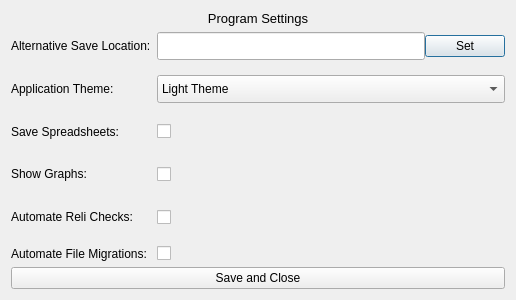
Old version of the form settingsdialog.ui in the repository miyamot0/DataTracker3.
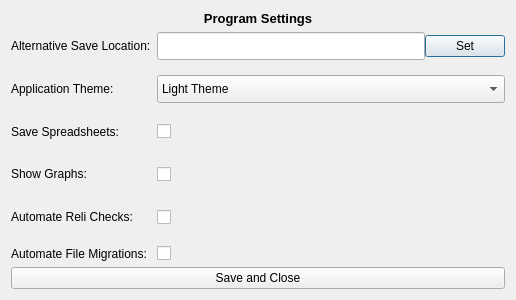
New version of the form.

Patch:
```diff
--- a/settingsdialog.ui
+++ b/settingsdialog.ui
@@ -38,7 +38,7 @@
       </sizepolicy>
      </property>
      <property name="text">
-      <string>&lt;html&gt;&lt;head/&gt;&lt;body&gt;&lt;p align=&quot;center&quot;&gt;&lt;span style=&quot; font-size:10pt;&quot;&gt;Program Settings&lt;/span&gt;&lt;/p&gt;&lt;/body&gt;&lt;/html&gt;</string>
+      <string>&lt;html&gt;&lt;head/&gt;&lt;body&gt;&lt;p align=&quot;center&quot;&gt;&lt;span style=&quot; font-size:10pt; font-weight:600;&quot;&gt;Program Settings&lt;/span&gt;&lt;/p&gt;&lt;/body&gt;&lt;/html&gt;</string>
      </property>
      <property name="alignment">
       <set>Qt::AlignCenter</set>
```
